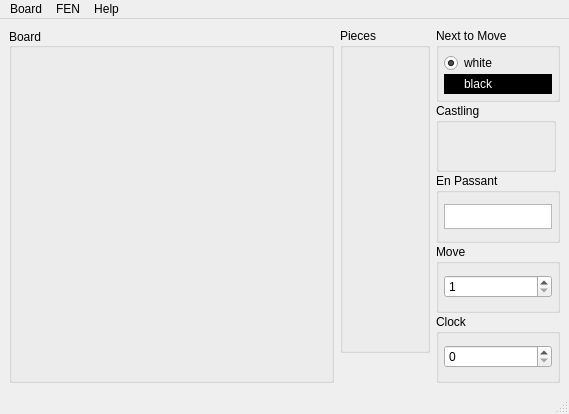
Before: the Qt Designer form MzChess/buildFen.ui in ReinhardM-dev/MzChess, drawn with Qt 5.
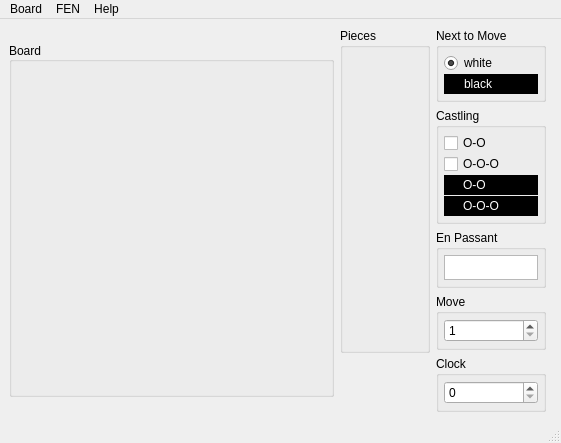
After: the same form once the commit is applied. Custom widgets are drawn as their Qt base class.

```diff
--- a/MzChess/buildFen.ui
+++ b/MzChess/buildFen.ui
@@ -6,15 +6,17 @@
    <rect>
     <x>0</x>
     <y>0</y>
-    <width>569</width>
-    <height>414</height>
+    <width>561</width>
+    <height>429</height>
    </rect>
   </property>
   <property name="windowTitle">
    <string>FEN-Builder</string>
   </property>
   <widget class="QWidget" name="centralwidget">
-   <layout class="QHBoxLayout" name="horizontalLayout">
+   <layout class="QVBoxLayout" name="verticalLayout_6">
+    <item>
+     <layout class="QHBoxLayout" name="horizontalLayout_2">
     <item>
      <widget class="PlacementBoard" name="placementBoard">
       <property name="sizePolicy">
@@ -61,6 +63,11 @@
      </widget>
     </item>
     <item>
+       <layout class="QHBoxLayout" name="horizontalLayout">
+        <property name="rightMargin">
+         <number>6</number>
+        </property>
+        <item>
      <layout class="QVBoxLayout" name="verticalLayout_7">
       <item>
        <widget class="SelectionBox" name="selectionBox">
@@ -103,12 +110,15 @@
      </layout>
     </item>
     <item>
-     <layout class="QVBoxLayout" name="verticalLayout_6">
-      <property name="spacing">
-       <number>1</number>
-      </property>
+         <layout class="QVBoxLayout" name="verticalLayout">
       <item>
        <widget class="QGroupBox" name="nextMoveGroupBox">
+            <property name="sizePolicy">
+             <sizepolicy hsizetype="Expanding" vsizetype="Preferred">
+              <horstretch>0</horstretch>
+              <verstretch>0</verstretch>
+             </sizepolicy>
+            </property>
         <property name="title">
          <string>Next to Move</string>
         </property>
@@ -158,20 +168,20 @@
       <item>
        <widget class="QGroupBox" name="castlingGroupBox">
         <property name="sizePolicy">
-         <sizepolicy hsizetype="Fixed" vsizetype="Preferred">
+             <sizepolicy hsizetype="Expanding" vsizetype="Preferred">
           <horstretch>0</horstretch>
           <verstretch>0</verstretch>
          </sizepolicy>
         </property>
         <property name="minimumSize">
          <size>
-          <width>120</width>
+              <width>0</width>
           <height>0</height>
          </size>
         </property>
         <property name="maximumSize">
          <size>
-          <width>120</width>
+              <width>16777215</width>
           <height>16777215</height>
          </size>
         </property>
@@ -203,6 +213,66 @@
          <property name="bottomMargin">
           <number>5</number>
          </property>
+             <item>
+              <widget class="QCheckBox" name="wkCheckBox">
+               <property name="sizePolicy">
+                <sizepolicy hsizetype="Expanding" vsizetype="Fixed">
+                 <horstretch>0</horstretch>
+                 <verstretch>0</verstretch>
+                </sizepolicy>
+               </property>
+               <property name="text">
+                <string>O-O</string>
+               </property>
+              </widget>
+             </item>
+             <item>
+              <widget class="QCheckBox" name="wqCheckBox">
+               <property name="sizePolicy">
+                <sizepolicy hsizetype="MinimumExpanding" vsizetype="Fixed">
+                 <horstretch>0</horstretch>
+                 <verstretch>0</verstretch>
+                </sizepolicy>
+               </property>
+               <property name="text">
+                <string>O-O-O</string>
+               </property>
+              </widget>
+             </item>
+             <item>
+              <widget class="QCheckBox" name="bkCheckBox">
+               <property name="sizePolicy">
+                <sizepolicy hsizetype="MinimumExpanding" vsizetype="Fixed">
+                 <horstretch>0</horstretch>
+                 <verstretch>0</verstretch>
+                </sizepolicy>
+               </property>
+               <property name="styleSheet">
+                <string notr="true">background-color: rgb(0, 0, 0);
+color: rgb(255, 255, 255);</string>
+               </property>
+               <property name="text">
+                <string>O-O</string>
+               </property>
+              </widget>
+             </item>
+             <item>
+              <widget class="QCheckBox" name="bqCheckBox">
+               <property name="sizePolicy">
+                <sizepolicy hsizetype="MinimumExpanding" vsizetype="Fixed">
+                 <horstretch>0</horstretch>
+                 <verstretch>0</verstretch>
+                </sizepolicy>
+               </property>
+               <property name="styleSheet">
+                <string notr="true">background-color: rgb(0, 0, 0);
+color: rgb(255, 255, 255);</string>
+               </property>
+               <property name="text">
+                <string>O-O-O</string>
+               </property>
+              </widget>
+             </item>
         </layout>
        </widget>
       </item>
@@ -341,6 +411,10 @@
      </layout>
     </item>
    </layout>
+      </item>
+     </layout>
+    </item>
+   </layout>
   </widget>
   <widget class="QStatusBar" name="statusbar"/>
   <widget class="QMenuBar" name="menubar">
@@ -348,7 +422,7 @@
     <rect>
      <x>0</x>
      <y>0</y>
-     <width>569</width>
+     <width>561</width>
      <height>21</height>
     </rect>
    </property>
```
Lines whose indentation alone changed are shown as unchanged.
